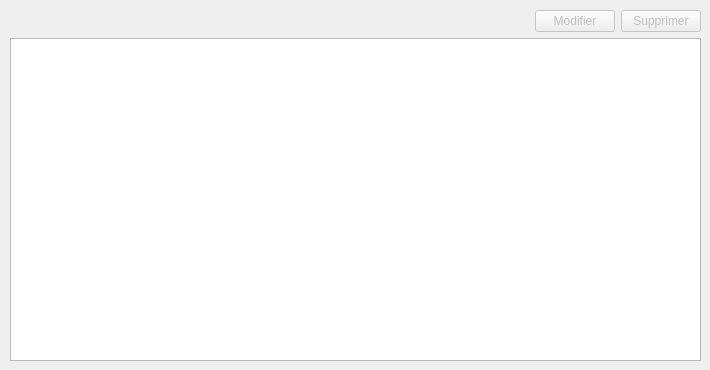
Qt form TP_ASR/tabpersonnel.ui (RBFUZ/TP_STL) before a commit.
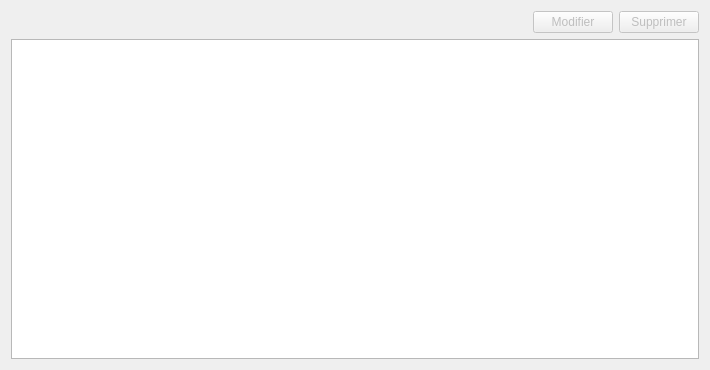
The same form after that commit.

Patch:
```diff
--- a/TP_ASR/tabpersonnel.ui
+++ b/TP_ASR/tabpersonnel.ui
@@ -13,15 +13,8 @@
   <property name="windowTitle">
    <string>Form</string>
   </property>
-  <widget class="QWidget" name="gridLayoutWidget_3">
-   <property name="geometry">
-    <rect>
-     <x>10</x>
-     <y>10</y>
-     <width>691</width>
-     <height>351</height>
-    </rect>
-   </property>
+  <layout class="QVBoxLayout" name="verticalLayout">
+   <item>
    <layout class="QGridLayout" name="gridLayout">
     <item row="0" column="1">
      <widget class="QPushButton" name="btnModifier">
@@ -63,7 +56,8 @@
      <widget class="QTreeView" name="treeView"/>
     </item>
    </layout>
-  </widget>
+   </item>
+  </layout>
  </widget>
  <resources/>
  <connections/>
```
Lines whose indentation alone changed are shown as unchanged.
